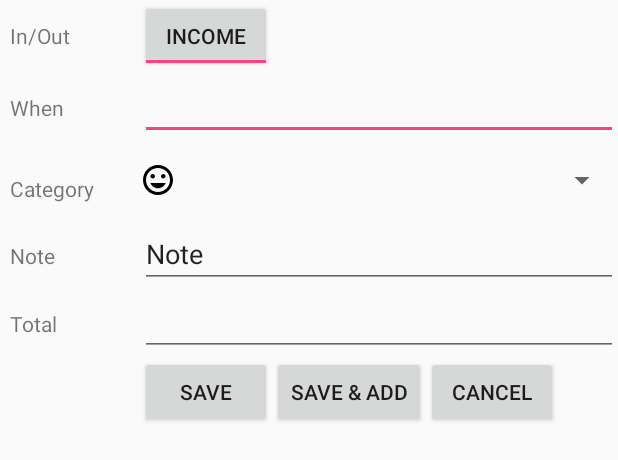
After one commit to krakorj/android-budgetkeeper, an Android app: the layout fragment_add_transaction.xml on its own in the app's theme, with its tools: preview values and no code run, on a phone screen of 412 x 824 dp. The commit adds this screen. Shown: the top 460 px of the screen. Run offline under Robolectric (Android 15) with nearby library versions, the light colour scheme and no system bars.

Commit message:
Migration to Android Studio 3.0, About window info added

```diff
--- a/app/build.gradle
+++ b/app/build.gradle
@@ -7,7 +7,7 @@ repositories {
 
 android {
     compileSdkVersion 25
-    buildToolsVersion "26.0.0"
+    //buildToolsVersion "26.0.0"
     defaultConfig {
         applicationId "com.example.krakora.budgetkeeper"
         minSdkVersion 21
--- a/app/src/main/java/com/example/krakora/budgetkeeper/AboutActivity.java
+++ b/app/src/main/java/com/example/krakora/budgetkeeper/AboutActivity.java
@@ -6,6 +6,11 @@ import android.support.design.widget.Snackbar;
 import android.support.v7.app.AppCompatActivity;
 import android.support.v7.widget.Toolbar;
 import android.view.View;
+import android.view.ViewStub;
+import android.webkit.WebChromeClient;
+import android.webkit.WebSettings;
+import android.webkit.WebView;
+import android.webkit.WebViewClient;
 
 public class AboutActivity extends AppCompatActivity {
 
@@ -16,7 +21,15 @@ public class AboutActivity extends AppCompatActivity {
         Toolbar toolbar = (Toolbar) findViewById(R.id.toolbar);
         setSupportActionBar(toolbar);
 
+        // Fill the webview by About.html
+        WebView webview = (WebView) findViewById(R.id.about_webview);
+        WebSettings webSettings =
+              webview.getSettings();
+        webview.setWebChromeClient(
+                 new WebChromeClient());
+        webview.loadUrl("file:///android_asset/html/about.html");
 
+        // Home button
         getSupportActionBar().setDisplayHomeAsUpEnabled(true);
     }
 
--- a/app/src/main/res/layout/content_about.xml
+++ b/app/src/main/res/layout/content_about.xml
@@ -8,4 +8,9 @@
     tools:context="com.example.krakora.budgetkeeper.AboutActivity"
     tools:showIn="@layout/activity_about">
 
+
+    <WebView
+        android:id="@+id/about_webview"
+        android:layout_width="match_parent"
+        android:layout_height="match_parent" />
 </android.support.constraint.ConstraintLayout>
--- /dev/null
+++ b/app/src/main/res/layout/fragment_add_transaction.xml
@@ -0,0 +1,135 @@
+<?xml version="1.0" encoding="utf-8"?>
+<RelativeLayout
+    xmlns:android="http://schemas.android.com/apk/res/android"
+    xmlns:app="http://schemas.android.com/apk/res-auto"
+    xmlns:tools="http://schemas.android.com/tools"
+    android:layout_width="match_parent"
+    android:layout_height="match_parent"
+    android:orientation="vertical">
+
+    <TextView
+        android:id="@+id/textTitleTransactionInOut"
+        android:layout_width="140px"
+        android:layout_height="wrap_content"
+        android:layout_alignBaseline="@+id/toggleButton"
+        android:layout_alignBottom="@+id/toggleButton"
+        android:layout_alignParentStart="true"
+        android:text="In/Out"
+        android:paddingLeft="10px"/>
+
+    <ToggleButton
+        android:id="@+id/toggleButton"
+        android:layout_width="wrap_content"
+        android:layout_height="wrap_content"
+        android:layout_toRightOf="@id/textTitleTransactionInOut"
+        android:checked="true"
+        android:textOff="Outcome"
+        android:textOn="Income" />
+
+    <TextView
+        android:id="@+id/textTitleTransactionTimestamp"
+        android:layout_width="wrap_content"
+        android:layout_height="wrap_content"
+        android:layout_alignBaseline="@+id/textTransactionDate"
+        android:layout_alignBottom="@+id/textTransactionDate"
+        android:layout_alignParentStart="true"
+        android:paddingLeft="10px"
+        android:text="When" />
+
+    <EditText
+        android:id="@+id/textTransactionDate"
+        android:layout_width="match_parent"
+        android:layout_height="wrap_content"
+        android:layout_alignStart="@+id/toggleButton"
+        android:layout_below="@+id/toggleButton"
+        android:inputType="datetime" />
+
+    <Spinner
+        android:id="@+id/spinnerCategory"
+        android:layout_width="match_parent"
+        android:layout_height="80px"
+        android:layout_below="@+id/textTransactionDate"
+        android:layout_toEndOf="@+id/imageView" />
+
+    <TextView
+        android:id="@+id/textTitleTransactionNote"
+        android:layout_width="wrap_content"
+        android:layout_height="wrap_content"
+        android:layout_alignBaseline="@+id/autoCompleteTextView"
+        android:layout_alignBottom="@+id/autoCompleteTextView"
+        android:layout_alignParentStart="true"
+        android:paddingLeft="10px"
+        android:text="Note" />
+
+    <AutoCompleteTextView
+        android:id="@+id/autoCompleteTextView"
+        android:layout_width="match_parent"
+        android:layout_height="wrap_content"
+        android:text="Note"
+        android:layout_below="@+id/spinnerCategory"
+        android:layout_alignStart="@+id/imageView" />
+
+    <TextView
+        android:id="@+id/textView4"
+        android:layout_width="wrap_content"
+        android:layout_height="wrap_content"
+        android:text="Category"
+        android:layout_above="@+id/autoCompleteTextView"
+        android:layout_alignParentStart="true"
+        android:layout_marginBottom="11dp"
+        android:paddingLeft="10px"/>
+
+    <TextView
+        android:id="@+id/textView5"
+        android:layout_width="wrap_content"
+        android:layout_height="wrap_content"
+        android:layout_alignBaseline="@+id/editText4"
+        android:layout_alignBottom="@+id/editText4"
+        android:layout_alignParentStart="true"
+        android:paddingLeft="10px"
+        android:text="Total" />
+
+    <EditText
+        android:id="@+id/editText4"
+        android:layout_width="match_parent"
+        android:layout_height="wrap_content"
+        android:layout_alignStart="@+id/autoCompleteTextView"
+        android:layout_below="@+id/autoCompleteTextView"
+        android:ems="10"
+        android:inputType="numberDecimal" />
+
+    <Button
+        android:id="@+id/button2"
+        android:layout_width="wrap_content"
+        android:layout_height="wrap_content"
+        android:text="Save"
+        android:layout_below="@+id/editText4"
+        android:layout_alignStart="@+id/editText4" />
+
+    <Button
+        android:id="@+id/button4"
+        android:layout_width="wrap_content"
+        android:layout_height="wrap_content"
+        android:text="Save &amp; Add"
+        android:layout_alignBaseline="@+id/button2"
+        android:layout_alignBottom="@+id/button2"
+        android:layout_toEndOf="@+id/button2"/>
+
+    <Button
+        android:id="@+id/button3"
+        android:layout_width="wrap_content"
+        android:layout_height="wrap_content"
+        android:text="Cancel"
+        android:layout_alignBaseline="@+id/button4"
+        android:layout_alignBottom="@+id/button4"
+        android:layout_toEndOf="@+id/button4" />
+
+    <ImageView
+        android:id="@+id/imageView"
+        android:layout_width="wrap_content"
+        android:layout_height="80px"
+        android:layout_alignStart="@+id/textTransactionDate"
+        android:layout_below="@+id/textTransactionDate"
+        app:srcCompat="@drawable/ic_tag_faces_black_24px" />
+
+</RelativeLayout>
--- a/build.gradle
+++ b/build.gradle
@@ -5,7 +5,7 @@ buildscript {
         jcenter()
     }
     dependencies {
-        classpath 'com.android.tools.build:gradle:2.3.3'
+        classpath 'com.android.tools.build:gradle:3.0.1'
 
         // NOTE: Do not place your application dependencies here; they belong
         // in the individual module build.gradle files
```
Also changed, not shown: gradle/wrapper/gradle-wrapper.properties, 1 other file.
